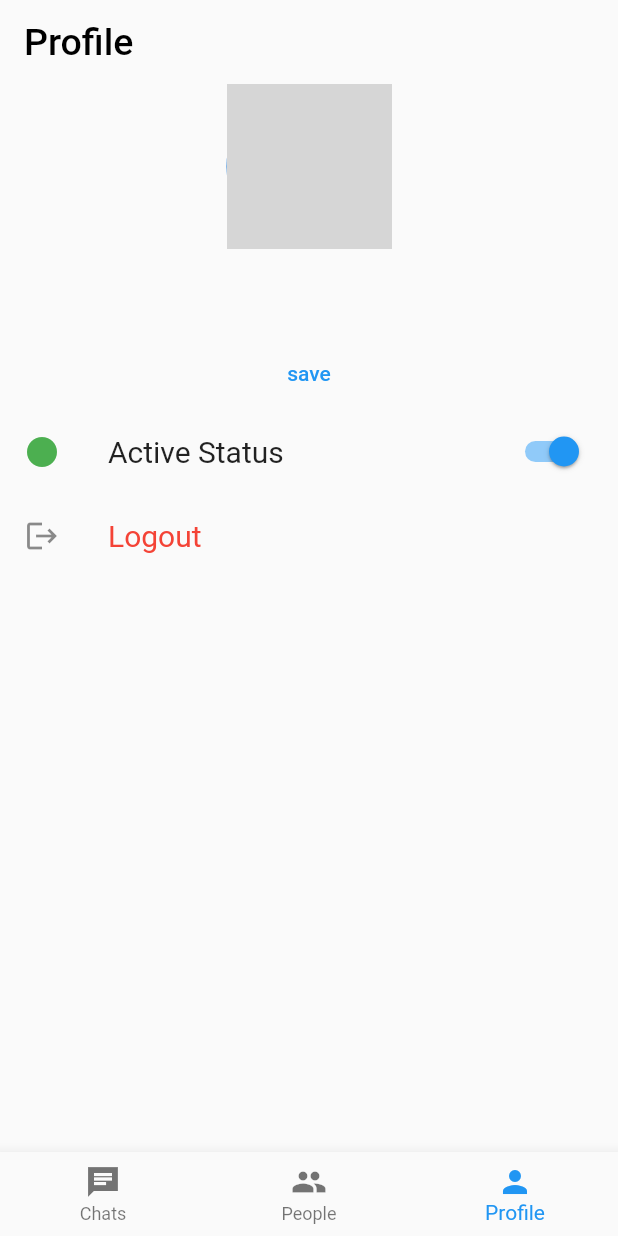
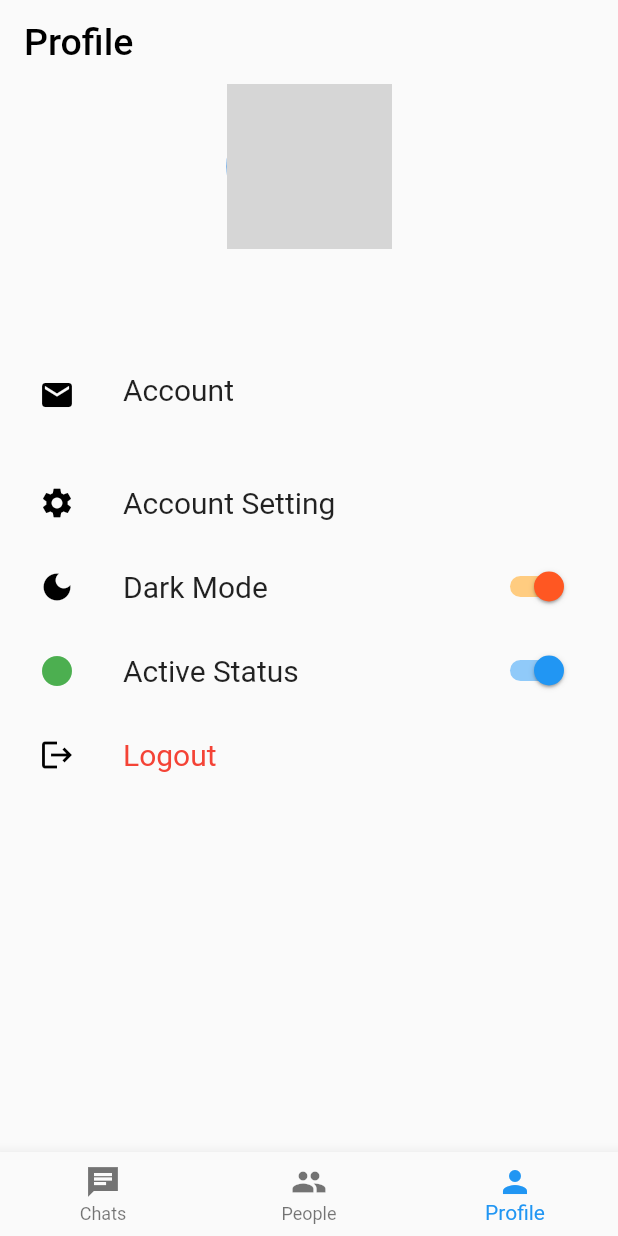
Before and after one commit to absiddik7/chat-app-flutter, a Flutter app: the screen it shows once a user with an empty profile is signed in, item 3 of the bottom bar chosen, on a phone screen of 412 x 824 dp. Run offline on Flutter 3.47's test engine with Material 2 defaults, Android fonts, the phone set to English and light mode, and no system bars; our stand-ins replace cloud_firestore, email_validator, firebase_auth, firebase_core, firebase_storage, flutter_signin_button and 2 more; accounts and stored records are empty; network calls fail; grey boxes are pictures that could not be loaded.

Commit message:
edit profile

```diff
--- a/lib/screens/chatRoomScreen.dart
+++ b/lib/screens/chatRoomScreen.dart
@@ -66,10 +66,11 @@ class _ChatRoomScreenState extends State<ChatRoomScreen> {
 
     return Scaffold(
       appBar: AppBar(
+        backgroundColor: Colors.transparent,
         title: Row(
           children: [
             CircleAvatar(
-              backgroundColor: Colors.grey[300],
+              backgroundColor: Colors.grey[500],
               backgroundImage:  NetworkImage(
                  widget.targetUser.profilepic.toString()),
             ),
--- a/lib/screens/profileScreen.dart
+++ b/lib/screens/profileScreen.dart
@@ -1,13 +1,10 @@
 import 'dart:io';
-
 import 'package:flutter/material.dart';
 import 'package:firebase_auth/firebase_auth.dart';
 import 'package:messenger/loginScreen/login.dart';
 import 'package:google_sign_in/google_sign_in.dart';
 import 'package:cloud_firestore/cloud_firestore.dart';
-import 'package:image_picker/image_picker.dart';
-import 'package:image_cropper/image_cropper.dart';
-import 'package:firebase_storage/firebase_storage.dart';
+import 'package:messenger/screens/profile/editProfileScreen.dart';
 
 class ProfileScreen extends StatefulWidget {
   const ProfileScreen({super.key});
@@ -19,146 +16,25 @@ class ProfileScreen extends StatefulWidget {
 class _ProfileScreenState extends State<ProfileScreen> {
   bool isSwitched = true;
   bool isLoading = false;
-
-  //UserModel userModel = UserModel();
   String userId = '';
   String userName = '';
   String userEmail = '';
 
   @override
   void initState() {
-    getUserData();
+    //getUserData();
     super.initState();
-    setState(() {
-      //getUserData();
-    });
+    setState(() {});
   }
 
   currentUser() {
     final FirebaseAuth auths = FirebaseAuth.instance;
     final user = auths.currentUser;
     final uid = user?.uid;
-
     return uid;
   }
 
-  getUserData() async {
-    final FirebaseAuth auth = FirebaseAuth.instance;
-    final user = auth.currentUser;
-    final uid = user?.uid;
-    CollectionReference users = FirebaseFirestore.instance.collection('users');
-
-    FutureBuilder<DocumentSnapshot>(
-      future: users.doc(uid).get(),
-      builder:
-          (BuildContext context, AsyncSnapshot<DocumentSnapshot> snapshot) {
-        if (snapshot.hasError) {
-          return const Text("Something went wrong");
-        }
-
-        if (snapshot.hasData && !snapshot.data!.exists) {
-          return const Text("Document does not exist");
-        }
-
-        if (snapshot.connectionState == ConnectionState.done) {
-          Map<String, dynamic> data =
-              snapshot.data!.data() as Map<String, dynamic>;
-          setState(() {
-            userName = data['name'];
-          });
-        }
-
-        return const Center(
-          child: CircularProgressIndicator(),
-        );
-      },
-    );
-  }
-
   File? imageFile;
-  CroppedFile? croppedImage;
-
-  void selectImage(ImageSource imageSource) async {
-    final ImagePicker picker = ImagePicker();
-    final image = await picker.pickImage(source: imageSource);
-
-    if (image != null) {
-      //cropImage(image);
-      imageFile = File(image.path);
-    }
-  }
-
-  void cropImage(XFile imageFile) async {
-    CroppedFile? croppedImage = await ImageCropper().cropImage(
-      sourcePath: imageFile.path,
-    );
-    if (croppedImage != null) {
-      setState(() {
-        //croppedImage = croppedImage;
-        //imageFile = File(croppedImage.path);
-      });
-    }
-  }
-
-  uploadImage() async {
-    isLoading = true;
-    if (imageFile != null) {
-      UploadTask upoadTask = FirebaseStorage.instance
-          .ref("profilepictures")
-          .child(currentUser())
-          .putFile(imageFile!);
-
-      TaskSnapshot snapshot = await upoadTask;
-      String? imageUrl = await snapshot.ref.getDownloadURL();
-      FirebaseFirestore.instance.collection('users').doc(currentUser()).update({
-        'profilepic': imageUrl,
-      }).whenComplete(() => setState(() {
-            isLoading = false;
-          }));
-    }
-  }
-
-  photoChoosOption() {
-    showDialog<void>(
-      context: context,
-      barrierDismissible: true,
-      builder: (BuildContext context) {
-        return AlertDialog(
-          title: const Text('Upload Profile Photo'),
-          content: SingleChildScrollView(
-            child: ListBody(
-              children: <Widget>[
-                ListTile(
-                  onTap: () {
-                    selectImage(ImageSource.gallery);
-                    Navigator.of(context).pop();
-                  },
-                  leading: const Icon(Icons.photo_album),
-                  title: const Text('Choose from Gallary'),
-                ),
-                ListTile(
-                  onTap: () {
-                    selectImage(ImageSource.camera);
-                    Navigator.of(context).pop();
-                  },
-                  leading: const Icon(Icons.camera),
-                  title: const Text('Take Photo'),
-                ),
-              ],
-            ),
-          ),
-          // actions: <Widget>[
-          //   TextButton(
-          //     child: const Text('Approve'),
-          //     onPressed: () {
-          //       Navigator.of(context).pop();
-          //     },
-          //   ),
-          // ],
-        );
-      },
-    );
-  }
 
   @override
   Widget build(BuildContext context) {
@@ -195,21 +71,11 @@ class _ProfileScreenState extends State<ProfileScreen> {
                 child: Column(
                   children: [
                     Center(
-                        child: GestureDetector(
-                      onTap: () {
-                        // update profile pic
-                        photoChoosOption();
-                      },
-                      child: Container(
-                        child: (isLoading)
-                            ? const CircularProgressIndicator()
-                            : CircleAvatar(
-                                radius: 55,
-                                backgroundImage:
-                                    NetworkImage(data['profilepic']),
-                              ),
+                      child: CircleAvatar(
+                        radius: 55,
+                        backgroundImage: NetworkImage(data['profilepic']),
                       ),
-                    )),
+                    ),
                     const SizedBox(height: 10),
                     //user name
                     Center(
@@ -218,26 +84,76 @@ class _ProfileScreenState extends State<ProfileScreen> {
                               fontSize: 25, fontWeight: FontWeight.bold)),
                     ),
                     const SizedBox(
-                      height: 20,
+                      height: 30,
                     ),
                     ListView.builder(
+                      padding: const EdgeInsets.symmetric(horizontal: 10),
                       shrinkWrap: true,
                       physics: const BouncingScrollPhysics(),
                       itemCount: 1,
                       itemBuilder: (context, index) {
                         return Column(
                           children: [
-                            TextButton(
-                                onPressed: () async {
-                                  await uploadImage();
+                            // Account
+                            ListTile(
+                              leading: const Icon(
+                                Icons.email,
+                                color: Colors.black,
+                              ),
+                              title: const Text('Account',
+                                  style: TextStyle(
+                                    fontSize: 20,
+                                  )),
+                              subtitle: Text(data['email']),
+                            ),
+                            // Account Setting
+                            ListTile(
+                              onTap: () {
+                                Navigator.push(
+                                        context,
+                                        MaterialPageRoute(
+                                            builder: (context) =>
+                                                EditProfileScreen(
+                                                    name: data['name'])))
+                                    .then((value) => setState(() {}));
+                              },
+                              leading: const Icon(
+                                Icons.settings,
+                                color: Colors.black,
+                              ),
+                              title: const Text('Account Setting',
+                                  style: TextStyle(
+                                    fontSize: 20,
+                                  )),
+                            ),
+                            // dark/light mode button
+                            ListTile(
+                              leading: const Icon(
+                                Icons.dark_mode,
+                                color: Colors.black,
+                              ),
+                              title: const Text('Dark Mode',
+                                  style: TextStyle(
+                                    fontSize: 20,
+                                  )),
+                              trailing: Switch(
+                                value: isSwitched,
+                                onChanged: (value) {
+                                  setState(() {
+                                    isSwitched = value;
+                                    print(isSwitched);
+                                  });
                                 },
-                                child: const Text('save')),
+                                activeTrackColor: Colors.orange[200],
+                                activeColor: Colors.deepOrange,
+                              ),
+                            ),
+                            // active button
                             ListTile(
                               leading: const Icon(
                                 Icons.circle,
                                 color: Colors.green,
                               ),
-                              // active button
                               title: const Text('Active Status',
                                   style: TextStyle(
                                     fontSize: 20,
@@ -254,9 +170,13 @@ class _ProfileScreenState extends State<ProfileScreen> {
                                 activeColor: Colors.blue,
                               ),
                             ),
+
                             // Logout button
                             ListTile(
-                              leading: const Icon(Icons.logout),
+                              leading: const Icon(
+                                Icons.logout,
+                                color: Colors.black,
+                              ),
                               title: GestureDetector(
                                   onTap: () async {
                                     final googleSignIn = GoogleSignIn();
```
Also changed, not shown: lib/screens/profile/editProfileScreen.dart (added, +216 -0 lines).
